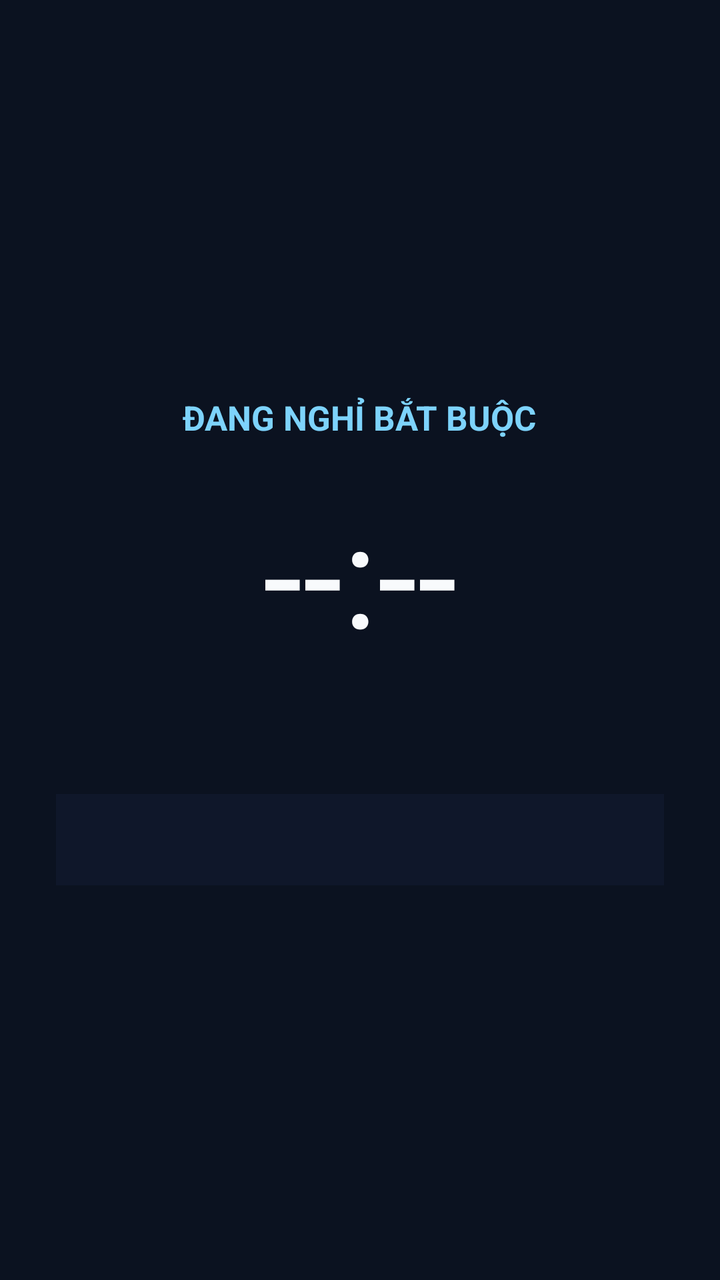
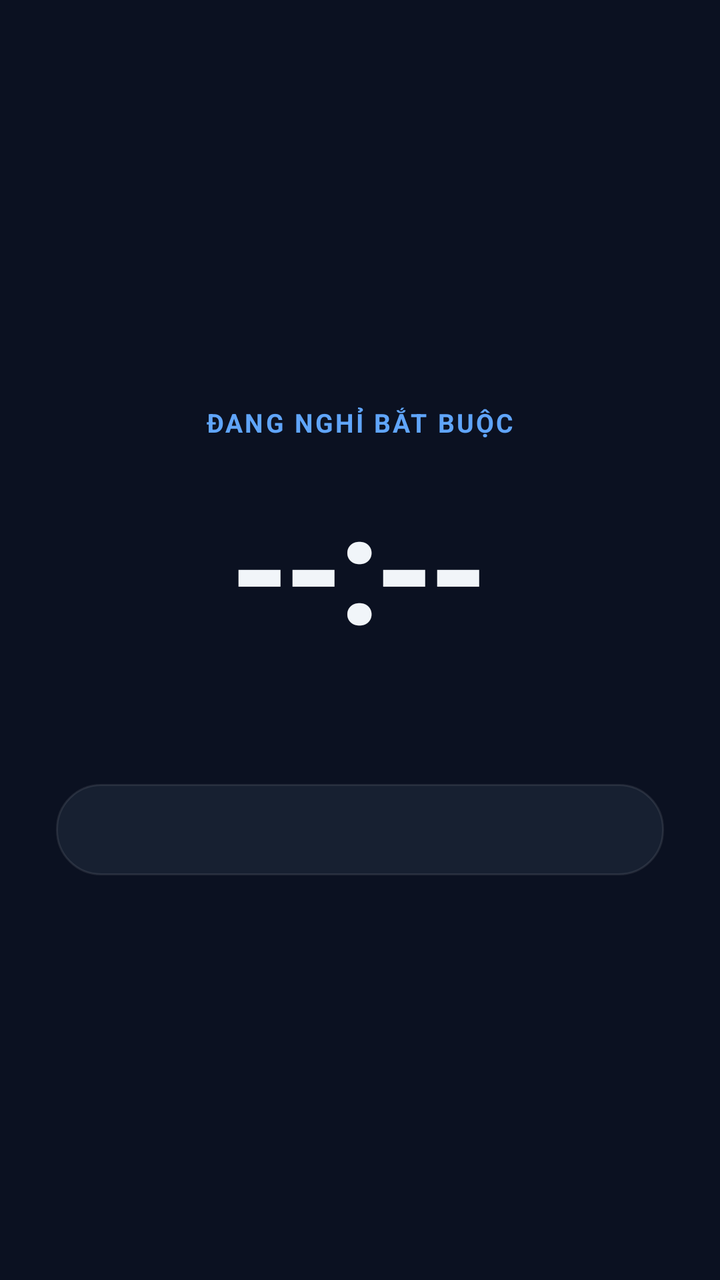

The first picture is an Android layout as it rendered before a commit; the second is the same layout after the commit. The layout source and the unified diff follow.
<!-- AndroidManifest.xml: application theme GiaoDien -->
<!-- res/layout/lop_phu_nghi.xml -->
<?xml version="1.0" encoding="utf-8"?>
<LinearLayout xmlns:android="http://schemas.android.com/apk/res/android"
    android:layout_width="match_parent"
    android:layout_height="match_parent"
    android:background="@color/nen"
    android:gravity="center"
    android:orientation="vertical"
    android:padding="28dp">

    <TextView
        android:layout_width="wrap_content"
        android:layout_height="wrap_content"
        android:text="@string/nghi_bat_buoc"
        android:textColor="#7DD3FC"
        android:textSize="17sp"
        android:textStyle="bold" />

    <TextView
        android:id="@+id/dem_nghi"
        android:layout_width="wrap_content"
        android:layout_height="wrap_content"
        android:layout_marginTop="18dp"
        android:text="--:--"
        android:textColor="@color/chu"
        android:textSize="72sp" />

    <TextView
        android:id="@+id/loi_nhac"
        android:layout_width="match_parent"
        android:layout_height="wrap_content"
        android:layout_marginTop="18dp"
        android:gravity="center"
        android:textColor="@color/chu_mo"
        android:textSize="14sp" />

    <TextView
        android:id="@+id/thong_ke_nghi"
        android:layout_width="match_parent"
        android:layout_height="wrap_content"
        android:layout_marginTop="26dp"
        android:background="@color/nen_the"
        android:gravity="center"
        android:lineSpacingExtra="4dp"
        android:padding="14dp"
        android:textColor="@color/chu_rat_mo"
        android:textSize="13sp" />

    <Button
        android:id="@+id/nut_khan_cap"
        android:layout_width="wrap_content"
        android:layout_height="wrap_content"
        android:layout_marginTop="26dp"
        android:backgroundTint="@color/nen_o"
        android:text="@string/thoat_khan_cap"
        android:textColor="@color/chu_mo"
        android:textSize="13sp"
        android:visibility="gone" />
</LinearLayout>
<!-- resources referenced by this layout -->
<resources>
  <color name="chu">#F8FAFC</color>
  <color name="chu_mo">#94A3B8</color>
  <color name="chu_rat_mo">#64748B</color>
  <color name="nen">#0B1220</color>
  <color name="nen_o">#1E293B</color>
  <color name="nen_the">#0F172A</color>
  <string name="nghi_bat_buoc">ĐANG NGHỈ BẮT BUỘC</string>
  <string name="thoat_khan_cap">Thoát khẩn cấp</string>
  <style name="GiaoDien" parent="@android:style/Theme.Material.NoActionBar">
          <item name="android:windowBackground">@color/nen</item>
          <item name="android:colorAccent">@color/xanh</item>
          <item name="android:textColor">@color/chu</item>
      </style>
  <color name="xanh">#2563EB</color>
</resources>

<!-- the commit's change to res/layout/lop_phu_nghi.xml (unified diff, before → after) -->
@@ -10,26 +10,30 @@
     <TextView
         android:layout_width="wrap_content"
         android:layout_height="wrap_content"
+        android:letterSpacing="0.08"
         android:text="@string/nghi_bat_buoc"
-        android:textColor="#7DD3FC"
-        android:textSize="17sp"
+        android:textColor="@color/xanh"
+        android:textSize="13sp"
         android:textStyle="bold" />
 
     <TextView
         android:id="@+id/dem_nghi"
         android:layout_width="wrap_content"
         android:layout_height="wrap_content"
-        android:layout_marginTop="18dp"
+        android:layout_marginTop="12dp"
+        android:letterSpacing="-0.04"
         android:text="--:--"
         android:textColor="@color/chu"
-        android:textSize="72sp" />
+        android:textSize="76sp"
+        android:textStyle="bold" />
 
     <TextView
         android:id="@+id/loi_nhac"
         android:layout_width="match_parent"
         android:layout_height="wrap_content"
-        android:layout_marginTop="18dp"
+        android:layout_marginTop="14dp"
         android:gravity="center"
+        android:lineSpacingExtra="4dp"
         android:textColor="@color/chu_mo"
         android:textSize="14sp" />
 
@@ -38,21 +42,22 @@
         android:layout_width="match_parent"
         android:layout_height="wrap_content"
         android:layout_marginTop="26dp"
-        android:background="@color/nen_the"
+        android:background="@drawable/the"
         android:gravity="center"
-        android:lineSpacingExtra="4dp"
-        android:padding="14dp"
+        android:paddingLeft="16dp"
+        android:paddingTop="14dp"
+        android:paddingRight="16dp"
+        android:paddingBottom="14dp"
         android:textColor="@color/chu_rat_mo"
         android:textSize="13sp" />
 
     <Button
         android:id="@+id/nut_khan_cap"
+        style="@style/NutPhu"
         android:layout_width="wrap_content"
-        android:layout_height="wrap_content"
         android:layout_marginTop="26dp"
-        android:backgroundTint="@color/nen_o"
-        android:text="@string/thoat_khan_cap"
-        android:textColor="@color/chu_mo"
+        android:paddingLeft="20dp"
+        android:paddingRight="20dp"
         android:textSize="13sp"
         android:visibility="gone" />
 </LinearLayout>
<!-- resource entries referenced after the edit -->
@@ -1,18 +1,87 @@
 <!-- resources referenced by this layout -->
 <resources>
-  <color name="chu">#F8FAFC</color>
+  <color name="chu">#F1F5F9</color>
   <color name="chu_mo">#94A3B8</color>
   <color name="chu_rat_mo">#64748B</color>
-  <color name="nen">#0B1220</color>
-  <color name="nen_o">#1E293B</color>
-  <color name="nen_the">#0F172A</color>
+  <color name="nen">#0B1121</color>
+  <color name="nen_the">#172031</color>
+  <color name="vach">#17FFFFFF</color>
+  <style name="NutChinh">
+          <item name="android:layout_width">match_parent</item>
+          <item name="android:layout_height">wrap_content</item>
+          <item name="android:background">@drawable/nut_chinh</item>
+          <item name="android:stateListAnimator">@null</item>
+          <item name="android:textColor">@color/chu</item>
+          <item name="android:textSize">15sp</item>
+          <item name="android:textStyle">bold</item>
+          <item name="android:textAllCaps">false</item>
+          <item name="android:paddingTop">13dp</item>
+          <item name="android:paddingBottom">13dp</item>
+          <item name="android:minHeight">0dp</item>
+      </style>
+  <!-- drawable nut_phu (drawable) -->
+  <?xml version="1.0" encoding="utf-8"?>
+  <selector xmlns:android="http://schemas.android.com/apk/res/android">
+      <item android:state_enabled="false">
+          <shape android:shape="rectangle">
+              <solid android:color="#0D1729" />
+              <corners android:radius="16dp" />
+          </shape>
+      </item>
+      <item>
+          <shape android:shape="rectangle">
+              <solid android:color="#1A2438" />
+              <corners android:radius="16dp" />
+              <stroke android:width="1dp" android:color="@color/vach" />
+          </shape>
+      </item>
+  </selector>
+  <!-- drawable nut_chinh (drawable) -->
+  <?xml version="1.0" encoding="utf-8"?>
+  <selector xmlns:android="http://schemas.android.com/apk/res/android">
+      <item android:drawable="@drawable/nut_chinh_tat" android:state_enabled="false" />
+      <item android:drawable="@drawable/nut_chinh_bat" />
+  </selector>
+  <!-- drawable nut_chinh_tat (drawable) -->
+  <?xml version="1.0" encoding="utf-8"?>
+  <shape xmlns:android="http://schemas.android.com/apk/res/android" android:shape="rectangle">
+      <solid android:color="@color/tat" />
+      <corners android:radius="16dp" />
+  </shape>
+  <!-- drawable nut_chinh_bat (drawable) -->
+  <?xml version="1.0" encoding="utf-8"?>
+  <shape xmlns:android="http://schemas.android.com/apk/res/android" android:shape="rectangle">
+      <gradient
+          android:angle="0"
+          android:startColor="@color/xanh_dam"
+          android:endColor="@color/tim" />
+      <corners android:radius="16dp" />
+  </shape>
+  <color name="tat">#1E293B</color>
+  <color name="xanh_dam">#3B82F6</color>
+  <color name="tim">#818CF8</color>
   <string name="nghi_bat_buoc">ĐANG NGHỈ BẮT BUỘC</string>
-  <string name="thoat_khan_cap">Thoát khẩn cấp</string>
+  <style name="NutPhu" parent="NutChinh">
+          <item name="android:background">@drawable/nut_phu</item>
+          <item name="android:textColor">@color/chu_mo</item>
+          <item name="android:textStyle">normal</item>
+          <item name="android:textSize">14sp</item>
+      </style>
   <style name="GiaoDien" parent="@android:style/Theme.Material.NoActionBar">
           <item name="android:windowBackground">@color/nen</item>
           <item name="android:colorAccent">@color/xanh</item>
           <item name="android:textColor">@color/chu</item>
+          <item name="android:statusBarColor">@android:color/transparent</item>
+          <item name="android:navigationBarColor">@android:color/transparent</item>
+          <item name="android:windowLightStatusBar">false</item>
       </style>
-  <color name="xanh">#2563EB</color>
+  <color name="xanh">#60A5FA</color>
+  <!-- drawable the (drawable) -->
+  <?xml version="1.0" encoding="utf-8"?>
+  <shape xmlns:android="http://schemas.android.com/apk/res/android" android:shape="rectangle">
+      <solid android:color="@color/nen_the" />
+      <corners android:radius="22dp" />
+      <stroke android:width="1dp" android:color="@color/vach" />
+  </shape>
 </resources>
 
